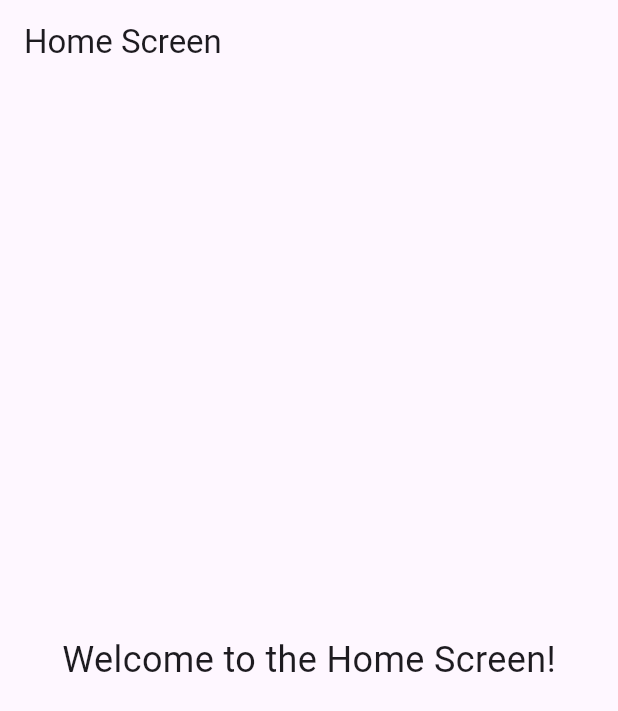
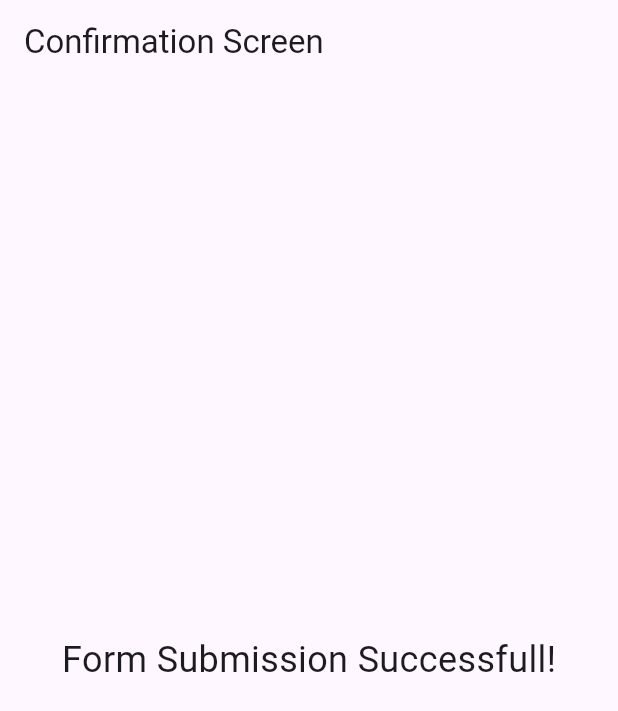
Before and after one commit to jalaparthi1/signup_page, a Flutter app: the HomeScreen screen opened directly, on a phone screen of 412 x 824 dp. Shown: the top 711 px of the screen. Run offline on Flutter 3.47's test engine with Material 3 defaults, Android fonts, the phone set to English and light mode, and no system bars.

Commit message:
Adjusted confirmation screen message

```diff
--- a/lib/main.dart
+++ b/lib/main.dart
@@ -174,10 +174,10 @@ class HomeScreen extends StatelessWidget {
   @override
   Widget build(BuildContext context) {
     return Scaffold(
-      appBar: AppBar(title: Text("Home Screen")),
+      appBar: AppBar(title: Text("Confirmation Screen")),
       body: Center(
         child: Text(
-          'Welcome to the Home Screen!',
+          'Form Submission Successfull!',
           style: TextStyle(fontSize: 24),
         ),
       ),
```
